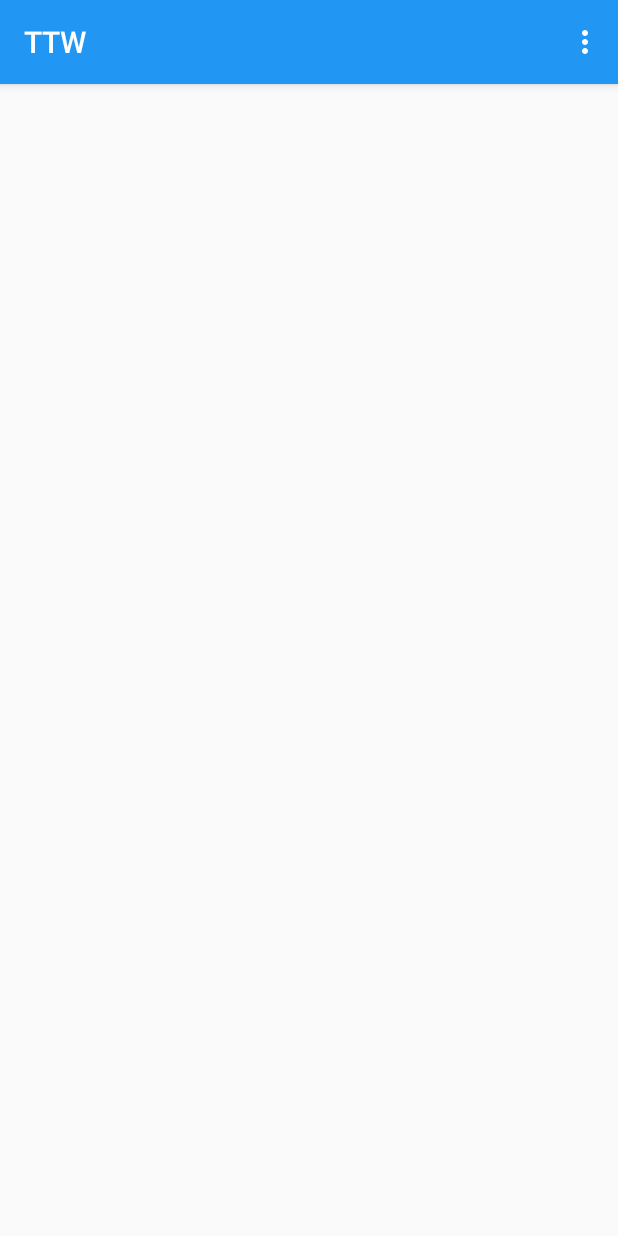
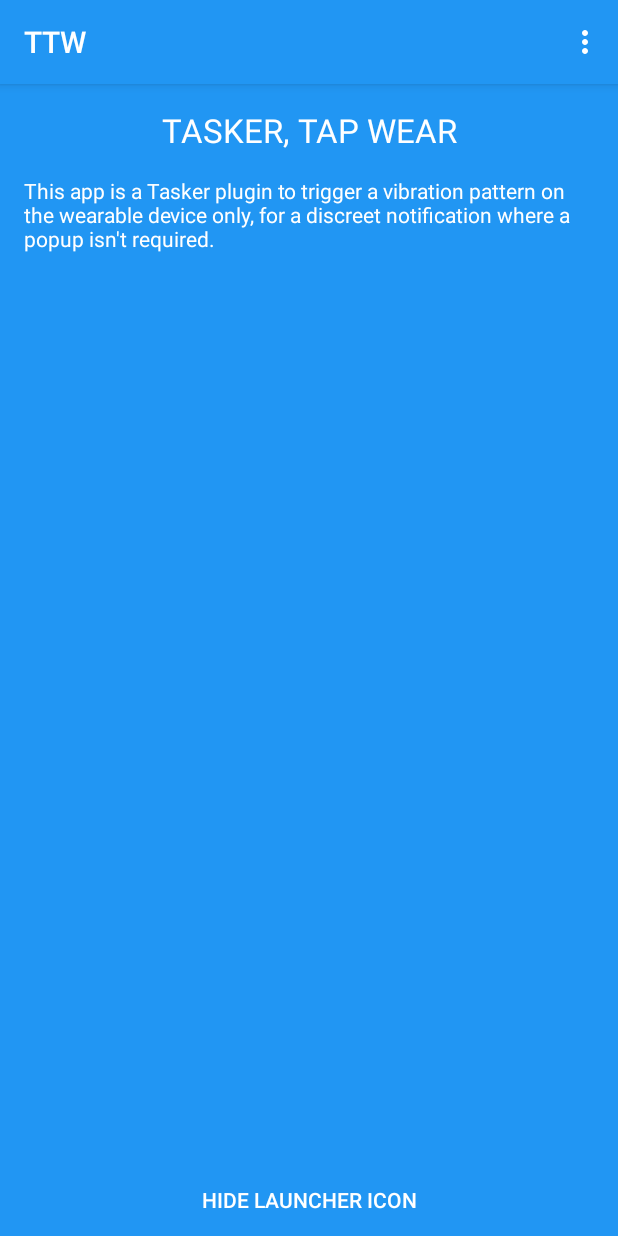
Before and after one commit to codechimp-org/TTW, an Android app: the screen it shows after launch (MainActivity), on a phone screen of 412 x 824 dp. Run offline under Robolectric (Android 15) with nearby library versions, the phone set to English and light mode, and no system bars.

Commit message:
Work on intro screen

```diff
--- a/mobile/src/main/java/org/codechimp/ttw/MainActivity.java
+++ b/mobile/src/main/java/org/codechimp/ttw/MainActivity.java
@@ -1,5 +1,6 @@
 package org.codechimp.ttw;
 
+import android.content.pm.PackageManager;
 import android.os.Bundle;
 import android.support.v4.app.Fragment;
 import android.support.v7.app.AppCompatActivity;
@@ -12,6 +13,8 @@ import android.view.ViewGroup;
 import android.widget.Button;
 
 public class MainActivity extends AppCompatActivity {
+
+    private Button hideLauncherButton;
 
     @Override
     protected void onCreate(Bundle savedInstanceState) {
@@ -28,6 +31,16 @@ public class MainActivity extends AppCompatActivity {
             }
             getSupportActionBar().setDisplayHomeAsUpEnabled(false);
         }
+
+        hideLauncherButton = (Button) findViewById(R.id.hideLauncherButton);
+        hideLauncherButton.setOnClickListener(new View.OnClickListener() {
+            @Override
+            public void onClick(View v) {
+                PackageManager p = getPackageManager();
+                p.setComponentEnabledSetting(getComponentName(), PackageManager.COMPONENT_ENABLED_STATE_DISABLED, PackageManager.DONT_KILL_APP);
+                finish();
+            }
+        });
     }
 
 
--- a/mobile/src/main/java/org/codechimp/ttw/PluginActivity.java
+++ b/mobile/src/main/java/org/codechimp/ttw/PluginActivity.java
@@ -32,8 +32,8 @@ public final class PluginActivity extends AbstractPluginActivity { //implements
     private String[] patternNames;
     private String[] patternValues;
 
-    private String patternName = "";
-    private String patternValue = "";
+    private String patternName;
+    private String patternValue;
 
     @Override
     protected void onCreate(final Bundle savedInstanceState) {
@@ -76,7 +76,7 @@ public final class PluginActivity extends AbstractPluginActivity { //implements
                 /*
                  * This extra is the data to ourselves: either for the Activity or the BroadcastReceiver. Note
                  * that anything placed in this Bundle must be available to Locale's class loader. So storing
-                 * String, int, and other standard objects will work just fine. Parcelable objects are not
+                 * String, int, and other standard `objects will work just fine. Parcelable objects are not
                  * acceptable, unless they also implement Serializable. Serializable objects must be standard
                  * Android platform objects (A Serializable class private to this plug-in's APK cannot be
                  * stored in the Bundle, as Locale's classloader will not recognize it).
--- a/mobile/src/main/res/layout/activity_main.xml
+++ b/mobile/src/main/res/layout/activity_main.xml
@@ -11,12 +11,43 @@
     <RelativeLayout
         android:layout_width="match_parent"
         android:layout_height="match_parent"
-        android:layout_below="@id/toolbar">
+        android:layout_below="@id/toolbar"
+        android:background="@color/Primary">
 
-        <FrameLayout xmlns:android="http://schemas.android.com/apk/res/android"
-            android:id="@+id/container"
+        <Button
+            android:id="@+id/hideLauncherButton"
+            android:layout_width="wrap_content"
+            android:layout_height="wrap_content"
+            android:layout_alignParentBottom="true"
+            android:layout_centerHorizontal="true"
+            android:background="?android:attr/selectableItemBackground"
+            android:text="@string/hide_launcher"
+            android:textColor="@color/Text" />
+
+        <RelativeLayout
             android:layout_width="match_parent"
             android:layout_height="match_parent"
-            tools:ignore="MergeRootFrame" />
+            android:layout_above="@id/hideLauncherButton"
+            android:paddingEnd="@dimen/activity_horizontal_margin"
+            android:paddingStart="@dimen/activity_horizontal_margin">
+
+            <TextView
+                android:id="@+id/titleTextView"
+                style="@style/TitleText"
+                android:layout_width="match_parent"
+                android:layout_height="wrap_content"
+                android:gravity="center_horizontal"
+                android:paddingBottom="@dimen/activity_vertical_margin"
+                android:paddingTop="@dimen/activity_vertical_margin"
+                android:text="@string/title"
+                android:textColor="@color/Text" />
+
+            <TextView
+                android:layout_width="match_parent"
+                android:layout_height="wrap_content"
+                android:layout_below="@id/titleTextView"
+                android:text="@string/intro"
+                android:textColor="@color/Text" />
+        </RelativeLayout>
     </RelativeLayout>
 </RelativeLayout>
--- a/mobile/src/main/res/values/strings.xml
+++ b/mobile/src/main/res/values/strings.xml
@@ -29,4 +29,7 @@
     </string-array>
 
     <string name="custom">Custom</string>
+    <string name="title">Tasker, Tap Wear</string>
+    <string name="intro">This app is a Tasker plugin to trigger a vibration pattern on the wearable device only, for a discreet notification where a popup isn't required.</string>
+    <string name="hide_launcher">Hide launcher icon</string>
 </resources>
--- a/mobile/src/main/res/values/styles.xml
+++ b/mobile/src/main/res/values/styles.xml
@@ -10,4 +10,10 @@
         <item name="windowNoTitle">true</item>
         <item name="colorAccent">@color/Accent</item>
     </style>
+
+    <style name="TitleText" parent="@android:style/TextAppearance.Large">
+        <item name="android:textAllCaps">true</item>
+        <item name="android:textColor">@color/Text</item>
+    </style>
+
 </resources>
```
